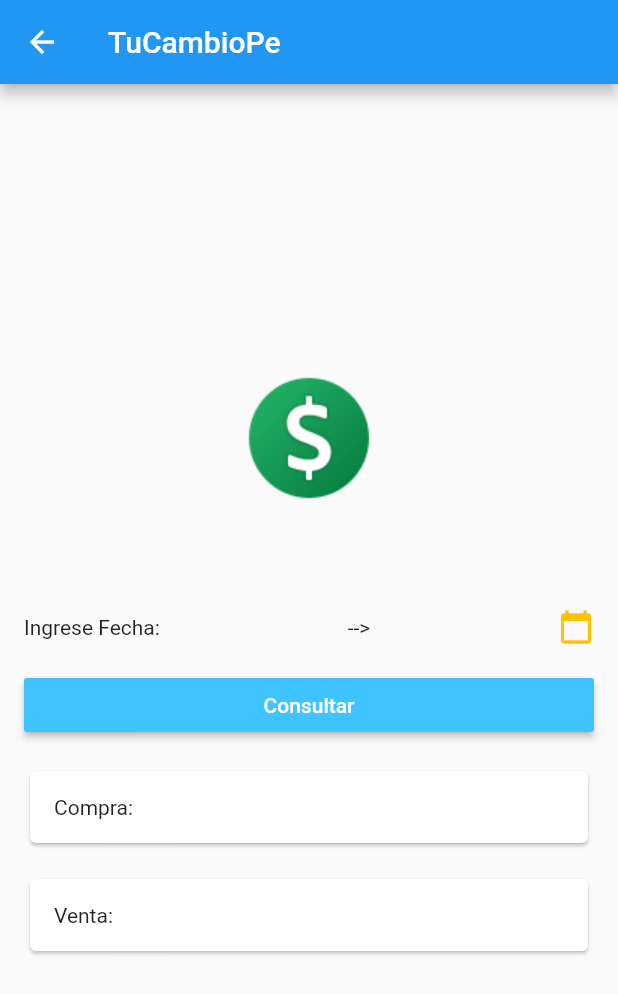
After one commit to jcabelloc/flutter-intro, a Flutter app: the screen it shows after launch, after a tap on "Ingresa", on a phone screen of 412 x 824 dp. The commit adds this screen. Shown: the top 994 px of the screen. Run offline on Flutter 3.47's test engine with Material 2 defaults, Android fonts, the phone set to English and light mode, and no system bars.

Commit message:
Tipo de Cambio Screen

```diff
--- a/lib/screens/home_screen.dart
+++ b/lib/screens/home_screen.dart
@@ -1,4 +1,5 @@
 import 'package:flutter/material.dart';
+import 'package:tipo_cambio_app/screens/tipo_cambio_screen.dart';
 
 class HomeScreen extends StatelessWidget {
   @override
@@ -33,14 +34,21 @@ class HomeScreen extends StatelessWidget {
               ),
               RaisedButton(
                 child: Text(
-                  'Consulta',
+                  'Ingresa',
                   style: TextStyle(
                     color: Colors.white,
                   ),
                 ),
                 color: Colors.lightBlueAccent,
-                onPressed: () {},
-              )
+                onPressed: () {
+                  Navigator.push(
+                    context,
+                    MaterialPageRoute(
+                      builder: (context) => TipoCambioScreen(),
+                    ),
+                  );
+                },
+              ),
             ],
           ),
         ),
--- /dev/null
+++ b/lib/screens/tipo_cambio_screen.dart
@@ -0,0 +1,101 @@
+import 'package:flutter/material.dart';
+
+class TipoCambioScreen extends StatefulWidget {
+  @override
+  _TipoCambioScreenState createState() => _TipoCambioScreenState();
+}
+
+class _TipoCambioScreenState extends State<TipoCambioScreen> {
+  DateTime hoy = DateTime.now();
+  DateTime selectedDate = DateTime.now();
+  String tipoCambioCompra;
+  String tipoCambioVenta;
+
+  String selectedDateAsString;
+
+  Future<void> _selectDate(BuildContext context) async {
+    final DateTime picked = await showDatePicker(
+        context: context,
+        initialDate: selectedDate,
+        firstDate: DateTime(2020, 8, 15),
+        lastDate: DateTime(hoy.year, hoy.month, hoy.day));
+    if (picked != null && picked != selectedDate)
+      setState(() {
+        selectedDate = picked;
+        selectedDateAsString = selectedDate.toString().substring(0, 10);
+        print('fecha Seleccionada: $selectedDateAsString');
+      });
+  }
+
+  @override
+  Widget build(BuildContext context) {
+    return Scaffold(
+      appBar: AppBar(
+        title: Text('TuCambioPe'),
+      ),
+      body: Container(
+        child: Padding(
+          padding: const EdgeInsets.all(16.0),
+          child: Column(
+            mainAxisAlignment: MainAxisAlignment.center,
+            crossAxisAlignment: CrossAxisAlignment.stretch,
+            children: <Widget>[
+              Image.asset(
+                'imgs/dollar.png',
+                height: 100,
+              ),
+              SizedBox(
+                height: 64,
+              ),
+              Row(
+                mainAxisAlignment: MainAxisAlignment.spaceBetween,
+                children: <Widget>[
+                  Text('Ingrese Fecha:'),
+                  Text(selectedDateAsString ?? '-->'),
+                  GestureDetector(
+                    onTap: () => _selectDate(context),
+                    child: Icon(
+                      Icons.calendar_today,
+                      color: Colors.amber,
+                    ),
+                  ),
+                ],
+              ),
+              SizedBox(
+                height: 16,
+              ),
+              RaisedButton(
+                child: Text(
+                  'Consultar',
+                  style: TextStyle(
+                    color: Colors.white,
+                  ),
+                ),
+                color: Colors.lightBlueAccent,
+                onPressed: () {},
+              ),
+              SizedBox(
+                height: 16,
+              ),
+              Card(
+                child: Padding(
+                  padding: const EdgeInsets.all(16.0),
+                  child: Text('Compra: ' + (tipoCambioCompra ?? '')),
+                ),
+              ),
+              SizedBox(
+                height: 16,
+              ),
+              Card(
+                child: Padding(
+                  padding: const EdgeInsets.all(16.0),
+                  child: Text('Venta: ' + (tipoCambioVenta ?? '')),
+                ),
+              ),
+            ],
+          ),
+        ),
+      ),
+    );
+  }
+}
```
